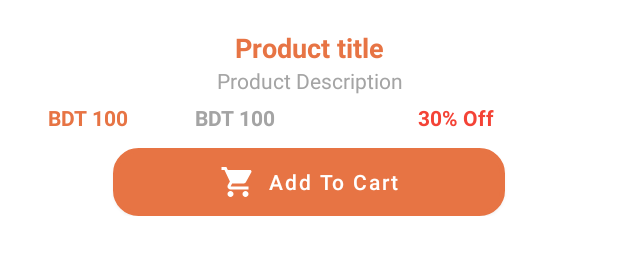
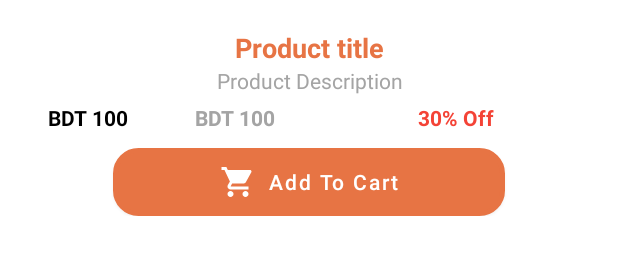
Before and after one commit to shopemaa/ShopemaaAndroidStorefront, an Android app: the layout product_list_item.xml on its own in the app's theme, with its tools: preview values and no code run, on a phone screen of 412 x 824 dp. Shown: the part 234-489 px from the top of the screen. Run offline under Robolectric (Android 15) with nearby library versions, the phone set to English and light mode, and no system bars.

Commit message:
- improvement

```diff
--- a/app/src/main/res/layout/product_list_item.xml
+++ b/app/src/main/res/layout/product_list_item.xml
@@ -58,7 +58,7 @@
                 android:layout_weight="1"
                 android:gravity="center"
                 android:text="BDT 100"
-                android:textColor="@color/primary"
+                android:textColor="@color/black"
                 android:textSize="14sp"
                 android:textStyle="bold" />
 
```
Also changed, not shown: app/src/main/java/com/shopemaa/android/storefront/ui/activities/BarcodeScannerActivity.kt (+5 -5 lines).
